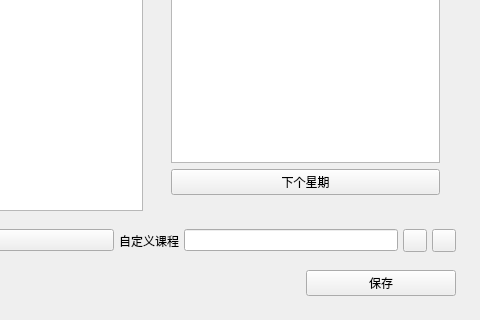
Above: menu-schedule_edit.ui from RinLit-233-shiroko/Class-Widgets before the change; both pictures show x 182 to 662 and y 307 to 627 of the 662 by 627 pixel window. Below: the same form after it.
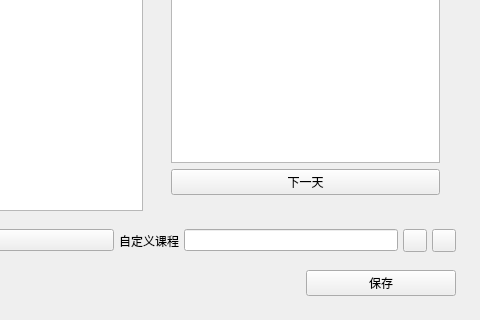
That is the form after the change. Custom widgets are drawn as their Qt base class.

Commit message: chore: 将`下一星期`改为`下一天`

```diff
--- a/menu-schedule_edit.ui
+++ b/menu-schedule_edit.ui
@@ -265,7 +265,7 @@
         <item>
          <widget class="PushButton" name="quick_select_week">
           <property name="text">
-           <string>下个星期</string>
+           <string>下一天</string>
           </property>
          </widget>
         </item>
```
